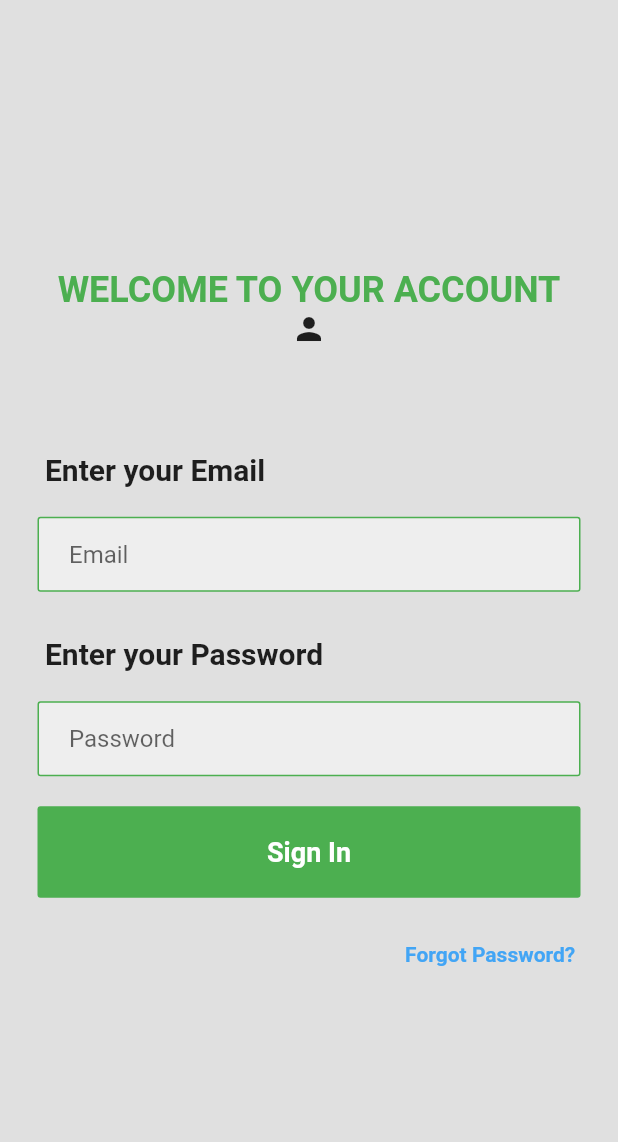
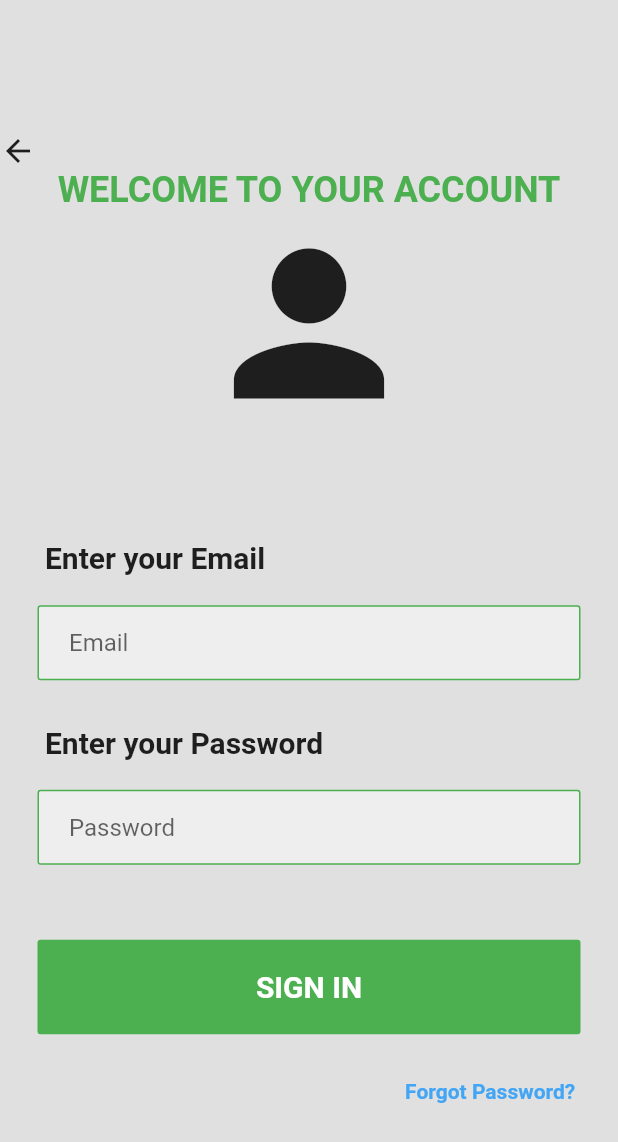
Before and after one commit to shadkasera/tobacco_app, a Flutter app: the screen it shows after launch, after a tap on "GET STARTED", on a phone screen of 412 x 824 dp. Shown: the top 1142 px of the screen. Run offline on Flutter 3.47's test engine with Material 2 defaults, Android fonts, the phone set to English and light mode, and no system bars.

Commit message:
updated files

```diff
--- a/lib/pages/loginipage.dart
+++ b/lib/pages/loginipage.dart
@@ -13,6 +13,11 @@ class LogInPage extends StatelessWidget {
             child: Column(
               mainAxisAlignment: MainAxisAlignment.center,
               children: [
+                Row(mainAxisAlignment: MainAxisAlignment.start,
+                  children: [
+                    const Icon(Icons.arrow_back),
+                  ],
+                ),
                 //welcome text
                 const Padding(
                   padding: EdgeInsets.symmetric(
@@ -29,7 +34,10 @@ class LogInPage extends StatelessWidget {
                 ),
 
                 //picture of the app
-                const Icon(Icons.person),
+                const Icon(
+                  Icons.person,
+                  size: 150,
+                ),
 
                 //email text field
                 const SizedBox(
@@ -116,7 +124,7 @@ class LogInPage extends StatelessWidget {
                 ),
                 //sign in
                 const SizedBox(
-                  height: 10,
+                  height: 40,
                 ),
 
                 Padding(
@@ -138,11 +146,11 @@ class LogInPage extends StatelessWidget {
                       ),
                       child: const Center(
                         child: Text(
-                          'Sign In',
+                          'SIGN IN',
                           style: TextStyle(
                             color: Colors.white,
                             fontWeight: FontWeight.bold,
-                            fontSize: 18,
+                            fontSize: 20,
                           ),
                         ),
                       ),
@@ -159,7 +167,6 @@ class LogInPage extends StatelessWidget {
                   child: Row(
                     mainAxisAlignment: MainAxisAlignment.end,
                     children: [
-
                       Text(
                         '  Forgot Password? ',
                         style: TextStyle(
```
